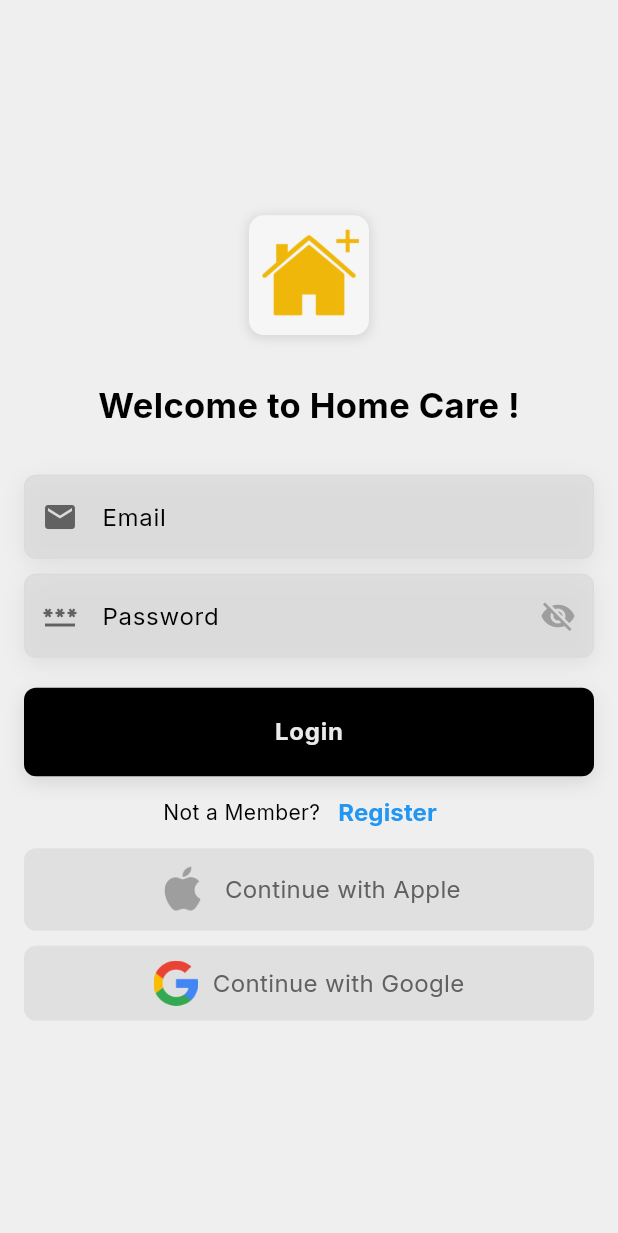
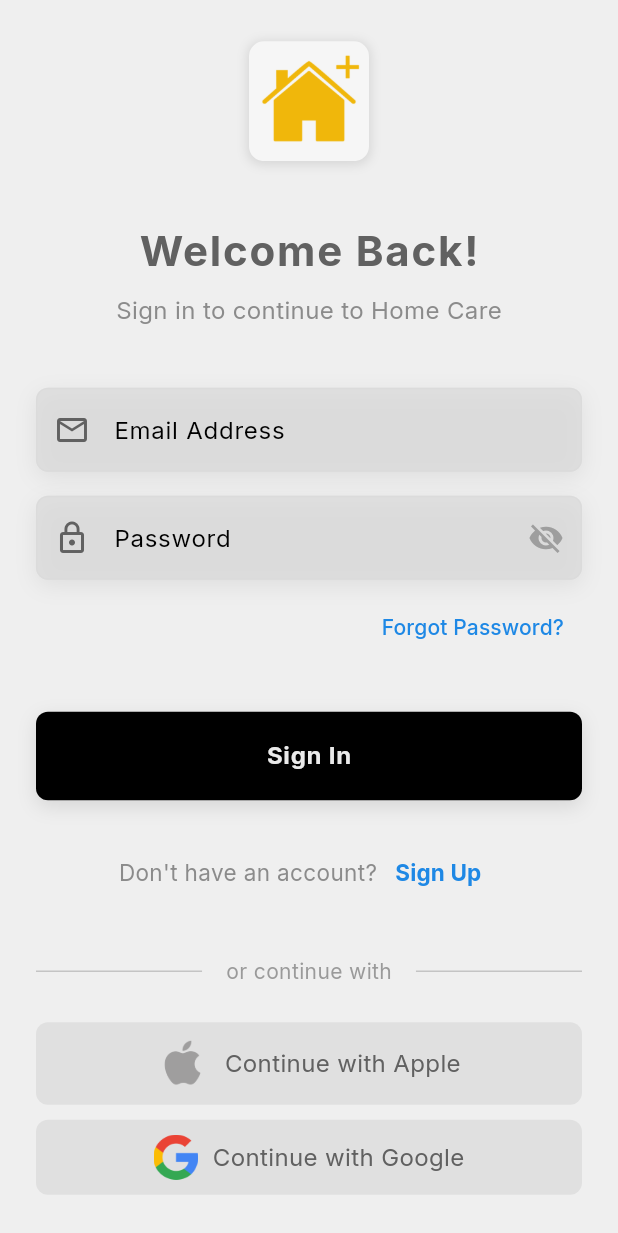
Before and after one commit to RensithUdara/Home-Care-Mobile-App, a Flutter app: the screen it shows after launch, on a phone screen of 412 x 824 dp. Shown: the top 1233 px of the screen. Run offline on Flutter 3.47's test engine with Material 3 defaults, Android fonts, the phone set to English and light mode, and no system bars; our stand-ins replace cloud_firestore, firebase_auth, firebase_core, google_fonts; accounts and stored records are empty.

Commit message:
Refactor login screen layout for enhanced user experience; update text styles, add forgot password option, and improve social login buttons.

```diff
--- a/lib/screens/login.dart
+++ b/lib/screens/login.dart
@@ -35,63 +35,153 @@ class _LoginState extends State<Login> {
   @override
   Widget build(BuildContext context) {
     return Scaffold(
-      backgroundColor: Theme.of(context).colorScheme.surface,
-      body: Padding(
-        padding: const EdgeInsets.all(16.0),
+        body: Container(
+            decoration: BoxDecoration(
+              gradient: LinearGradient(
+                begin: Alignment.topCenter,
+                end: Alignment.bottomCenter,
+                colors: [
+                  Theme.of(context).colorScheme.surface,
+                  Theme.of(context).colorScheme.surface.withOpacity(0.8),
+                ],
+              ),
+            ),
+            child: SafeArea(
+              child: Padding(
+                padding: const EdgeInsets.symmetric(
+                    horizontal: 24.0, vertical: 16.0),
                 child: Center(
                   child: SingleChildScrollView(
                     child: Column(
                       mainAxisAlignment: MainAxisAlignment.center,
                       children: [
                         const AppIcon(),
-                const SizedBox(
-                  height: 30,
+                        const SizedBox(height: 40),
+                        Text(
+                          'Welcome Back!',
+                          style: TextStyle(
+                            fontSize: 28,
+                            fontWeight: FontWeight.bold,
+                            color: Theme.of(context).colorScheme.inversePrimary,
+                            letterSpacing: 1.2,
                           ),
-                const Text(
-                  'Welcome to Home Care !',
-                  style: TextStyle(fontSize: 23, fontWeight: FontWeight.bold),
                         ),
-                const SizedBox(
-                  height: 30,
+                        const SizedBox(height: 8),
+                        Text(
+                          'Sign in to continue to Home Care',
+                          style: TextStyle(
+                            fontSize: 16,
+                            color: Theme.of(context)
+                                .colorScheme
+                                .inversePrimary
+                                .withOpacity(0.7),
+                            fontWeight: FontWeight.w400,
                           ),
+                        ),
+                        const SizedBox(height: 40),
                         TextInputField(
                           controller: _emailController,
-                    labelText: 'Email',
-                    icon: Icons.email),
-                const SizedBox(
-                  height: 10,
+                          labelText: 'Email Address',
+                          icon: Icons.email_outlined,
+                          keyboardType: TextInputType.emailAddress,
                         ),
+                        const SizedBox(height: 16),
                         TextInputField(
                           controller: _passwordController,
                           labelText: 'Password',
-                  icon: Icons.password,
+                          icon: Icons.lock_outline,
                           obscureText: true,
                         ),
-                const SizedBox(
-                  height: 20,
+                        const SizedBox(height: 8),
+                        Align(
+                          alignment: Alignment.centerRight,
+                          child: TextButton(
+                            onPressed: () {
+                              // TODO: Implement forgot password
+                            },
+                            child: Text(
+                              'Forgot Password?',
+                              style: TextStyle(
+                                color: Colors.blue.shade600,
+                                fontWeight: FontWeight.w500,
                               ),
+                            ),
+                          ),
+                        ),
+                        const SizedBox(height: 32),
                         MainButton(
                           onTap: () {
                             login();
                           },
-                    text: 'Login'),
+                          text: 'Sign In',
+                        ),
+                        const SizedBox(height: 24),
                         Row(
                           mainAxisAlignment: MainAxisAlignment.center,
                           children: [
-                    const Text(
-                      "Not a Member?",
+                            Text(
+                              "Don't have an account?",
+                              style: TextStyle(
+                                color: Theme.of(context)
+                                    .colorScheme
+                                    .inversePrimary
+                                    .withOpacity(0.7),
+                                fontSize: 15,
+                              ),
                             ),
                             TextButton(
                               onPressed: () {
                                 widget.onTap();
                               },
-                        child: const Text("Register",
+                              child: Text(
+                                "Sign Up",
                                 style: TextStyle(
                                   fontWeight: FontWeight.bold,
-                                fontSize: 16,
-                                color: Colors.blue)))
+                                  fontSize: 15,
+                                  color: Colors.blue.shade600,
+                                ),
+                              ),
+                            )
                           ],
                         ),
+                        const SizedBox(height: 32),
+                        Row(
+                          children: [
+                            Expanded(
+                              child: Divider(
+                                color: Theme.of(context)
+                                    .colorScheme
+                                    .inversePrimary
+                                    .withOpacity(0.3),
+                                thickness: 1,
+                              ),
+                            ),
+                            Padding(
+                              padding:
+                                  const EdgeInsets.symmetric(horizontal: 16),
+                              child: Text(
+                                'or continue with',
+                                style: TextStyle(
+                                  color: Theme.of(context)
+                                      .colorScheme
+                                      .inversePrimary
+                                      .withOpacity(0.6),
+                                  fontSize: 14,
+                                ),
+                              ),
+                            ),
+                            Expanded(
+                              child: Divider(
+                                color: Theme.of(context)
+                                    .colorScheme
+                                    .inversePrimary
+                                    .withOpacity(0.3),
+                                thickness: 1,
+                              ),
+                            ),
+                          ],
+                        ),
+                        const SizedBox(height: 24),
                         Column(
                           crossAxisAlignment: CrossAxisAlignment.center,
                           mainAxisAlignment: MainAxisAlignment.center,
@@ -160,6 +250,6 @@ class _LoginState extends State<Login> {
                   ),
                 ),
               ),
-    );
+            )));
   }
 }
```
Lines whose indentation alone changed are shown as unchanged.
